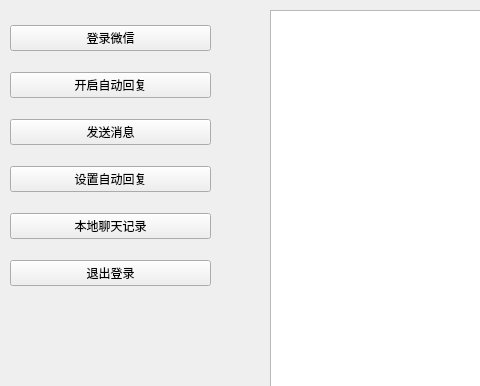
Above: ui/wx.ui from whlle1ouch/mhwy before the change; both pictures show x 0 to 480 and y 0 to 386 of the 800 by 600 pixel window. Below: the same form after it.
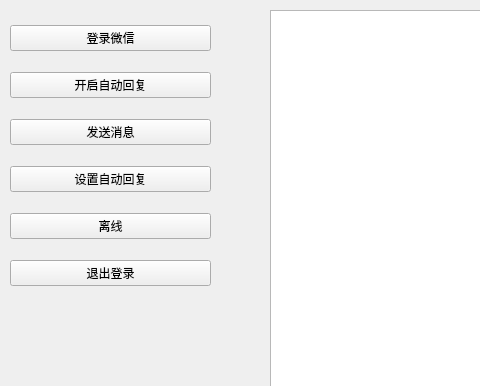
That is the form after the change.

Diff of the .ui file:
```diff
--- a/ui/wx.ui
+++ b/ui/wx.ui
@@ -55,7 +55,7 @@
      <item>
       <widget class="QPushButton" name="pushButton_3">
        <property name="text">
-        <string>本地聊天记录</string>
+        <string>离线</string>
        </property>
       </widget>
      </item>
```
